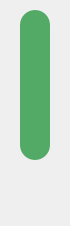
The window that ui/upload_menu.ui (BidouMan/bingocode-ide) describes before a commit, drawn with Qt 5.
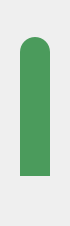
The same window after the commit. Icons and pictures are not drawn.

Commit message: 新增->上传角色抽屉按钮

```diff
--- a/ui/upload_menu.ui
+++ b/ui/upload_menu.ui
@@ -25,74 +25,44 @@
   <property name="windowTitle">
    <string>Form</string>
   </property>
-  <widget class="QPushButton" name="btn_upload">
-   <property name="geometry">
-    <rect>
-     <x>10</x>
-     <y>176</y>
-     <width>50</width>
-     <height>50</height>
-    </rect>
+  <layout class="QVBoxLayout" name="verticalLayout_2">
+   <property name="spacing">
+    <number>0</number>
    </property>
-   <property name="sizePolicy">
-    <sizepolicy hsizetype="Fixed" vsizetype="Fixed">
-     <horstretch>0</horstretch>
-     <verstretch>0</verstretch>
-    </sizepolicy>
+   <property name="leftMargin">
+    <number>0</number>
    </property>
-   <property name="minimumSize">
-    <size>
-     <width>50</width>
-     <height>50</height>
-    </size>
+   <property name="topMargin">
+    <number>0</number>
    </property>
-   <property name="maximumSize">
-    <size>
-     <width>50</width>
-     <height>50</height>
-    </size>
+   <property name="rightMargin">
+    <number>0</number>
    </property>
-   <property name="styleSheet">
-    <string notr="true">QPushButton#btn_upload {
-    background-color: transparent;
-    border: none;
-    padding: 0px;
-    margin: 0px;
-}</string>
+   <property name="bottomMargin">
+    <number>0</number>
    </property>
-   <property name="text">
-    <string/>
-   </property>
-   <property name="icon">
-    <iconset resource="../assets/resources.qrc">
-     <normaloff>:/icons/sprite_upload.svg</normaloff>:/icons/sprite_upload.svg</iconset>
-   </property>
-   <property name="iconSize">
+   <item>
+    <spacer name="verticalSpacer">
+     <property name="orientation">
+      <enum>Qt::Orientation::Vertical</enum>
+     </property>
+     <property name="sizeHint" stdset="0">
     <size>
-     <width>40</width>
+       <width>20</width>
      <height>40</height>
     </size>
    </property>
-   <property name="flat">
-    <bool>true</bool>
-   </property>
-  </widget>
+    </spacer>
+   </item>
+   <item alignment="Qt::AlignmentFlag::AlignHCenter">
   <widget class="QFrame" name="menu_frame">
    <property name="enabled">
     <bool>true</bool>
    </property>
-   <property name="geometry">
-    <rect>
-     <x>20</x>
-     <y>10</y>
-     <width>30</width>
-     <height>150</height>
-    </rect>
-   </property>
    <property name="minimumSize">
     <size>
      <width>30</width>
-     <height>150</height>
+       <height>0</height>
     </size>
    </property>
    <property name="maximumSize">
@@ -102,45 +72,20 @@
     </size>
    </property>
    <property name="styleSheet">
-    <string notr="true">/* 1. 菜单主体：极致瘦身后的胶囊风格 */
-QFrame#menu_frame {
-    /* 使用你指定的品牌绿 */
-    background-color: #53AA66; 
+      <string notr="true">#menu_frame {
+    /* 设置背景色，这里用了一个深灰色，你可以换成你喜欢的颜色 */
+    background-color: #4B9B5C; 
     
-    /* 30px 宽度的圆角半径应为 15px 才能形成正圆半圆 */
+    /* 顶部圆角设置：左上, 右上, 右下, 左下 */
+    /* 宽度30px，半径建议设为 15px，刚好是一个完美的半圆顶 */
     border-top-left-radius: 15px;
     border-top-right-radius: 15px;
-    
-    /* 底部也设为圆角，增加悬浮感 */
-    border-bottom-left-radius: 15px;
-    border-bottom-right-radius: 15px;
-    
-    border: none;
-}
+    border-bottom-left-radius: 0px;
+    border-bottom-right-radius: 0px;
 
-/* 2. 内部按钮：针对 20px 图标优化 */
-QFrame#menu_frame QPushButton {
-    background-color: transparent;
-    border: none;
-    /* 极致紧凑的边距 */
-    padding: 6px 0px; 
-    margin: 0px;
-}
-
-/* 3. 按钮悬停：淡白色高亮 */
-QFrame#menu_frame QPushButton:hover {
-    background-color: rgba(255, 255, 255, 0.4);
-    /* 悬停高亮也要做成圆角，适配 30px 宽度 */
-    border-radius: 12px;
-}
-
-/* 4. 站位容器：设为同样的绿色，实现完美重叠 */
-QWidget#widget {
-    background-color: #53AA66;
-    /* 底部圆角必须和父容器一致 */
-    border-bottom-left-radius: 15px;
-    border-bottom-right-radius: 15px;
-    border: none;
+    /* 可选：如果背景色太暗，加个细边框分界 */
+   
+    border-bottom: none; /* 底部不要边框，方便和按钮对接 */
 }</string>
    </property>
    <property name="frameShape">
@@ -149,15 +94,15 @@
    <property name="frameShadow">
     <enum>QFrame::Shadow::Raised</enum>
    </property>
-   <layout class="QVBoxLayout" name="verticalLayout" stretch="1,1,1,1">
+     <layout class="QVBoxLayout" name="verticalLayout" stretch="0,0,0,0">
     <property name="spacing">
-     <number>1</number>
+       <number>4</number>
     </property>
     <property name="leftMargin">
      <number>0</number>
     </property>
     <property name="topMargin">
-     <number>0</number>
+       <number>4</number>
     </property>
     <property name="rightMargin">
      <number>0</number>
@@ -167,6 +112,18 @@
     </property>
     <item>
      <widget class="QPushButton" name="btn_import">
+        <property name="minimumSize">
+         <size>
+          <width>0</width>
+          <height>30</height>
+         </size>
+        </property>
+        <property name="maximumSize">
+         <size>
+          <width>16777215</width>
+          <height>30</height>
+         </size>
+        </property>
       <property name="text">
        <string/>
       </property>
@@ -180,10 +137,25 @@
         <height>20</height>
        </size>
       </property>
+        <property name="flat">
+         <bool>true</bool>
+        </property>
      </widget>
     </item>
     <item>
      <widget class="QPushButton" name="btn_paint">
+        <property name="minimumSize">
+         <size>
+          <width>0</width>
+          <height>30</height>
+         </size>
+        </property>
+        <property name="maximumSize">
+         <size>
+          <width>16777215</width>
+          <height>30</height>
+         </size>
+        </property>
       <property name="text">
        <string/>
       </property>
@@ -197,10 +169,25 @@
         <height>20</height>
        </size>
       </property>
+        <property name="flat">
+         <bool>true</bool>
+        </property>
      </widget>
     </item>
     <item>
      <widget class="QPushButton" name="btn_open">
+        <property name="minimumSize">
+         <size>
+          <width>0</width>
+          <height>30</height>
+         </size>
+        </property>
+        <property name="maximumSize">
+         <size>
+          <width>16777215</width>
+          <height>30</height>
+         </size>
+        </property>
       <property name="text">
        <string/>
       </property>
@@ -214,28 +201,77 @@
         <height>20</height>
        </size>
       </property>
+        <property name="flat">
+         <bool>true</bool>
+        </property>
      </widget>
     </item>
     <item>
-     <widget class="QWidget" name="widget" native="true">
+       <spacer name="verticalSpacer_2">
+        <property name="orientation">
+         <enum>Qt::Orientation::Vertical</enum>
+        </property>
+        <property name="sizeType">
+         <enum>QSizePolicy::Policy::Expanding</enum>
+        </property>
+        <property name="sizeHint" stdset="0">
+         <size>
+          <width>20</width>
+          <height>40</height>
+         </size>
+        </property>
+       </spacer>
+      </item>
+     </layout>
+    </widget>
+   </item>
+   <item alignment="Qt::AlignmentFlag::AlignHCenter">
+    <widget class="QPushButton" name="btn_upload">
+     <property name="sizePolicy">
+      <sizepolicy hsizetype="Fixed" vsizetype="Fixed">
+       <horstretch>0</horstretch>
+       <verstretch>0</verstretch>
+      </sizepolicy>
+     </property>
       <property name="minimumSize">
        <size>
-        <width>30</width>
+       <width>50</width>
         <height>50</height>
        </size>
       </property>
       <property name="maximumSize">
        <size>
-        <width>30</width>
+       <width>50</width>
         <height>50</height>
        </size>
       </property>
+     <property name="styleSheet">
+      <string notr="true">QPushButton#btn_upload {
+    background-color: transparent;
+    border: none;
+    padding: 0px;
+    margin: 0px;
+}</string>
+     </property>
+     <property name="text">
+      <string/>
+     </property>
+     <property name="icon">
+      <iconset resource="../assets/resources.qrc">
+       <normaloff>:/icons/sprite_upload.svg</normaloff>:/icons/sprite_upload.svg</iconset>
+     </property>
+     <property name="iconSize">
+      <size>
+       <width>40</width>
+       <height>40</height>
+      </size>
+     </property>
+     <property name="flat">
+      <bool>true</bool>
+     </property>
      </widget>
     </item>
    </layout>
-  </widget>
-  <zorder>menu_frame</zorder>
-  <zorder>btn_upload</zorder>
  </widget>
  <resources>
   <include location="../assets/resources.qrc"/>
```
Lines whose indentation alone changed are shown as unchanged. The commit also changes 2 other files.
